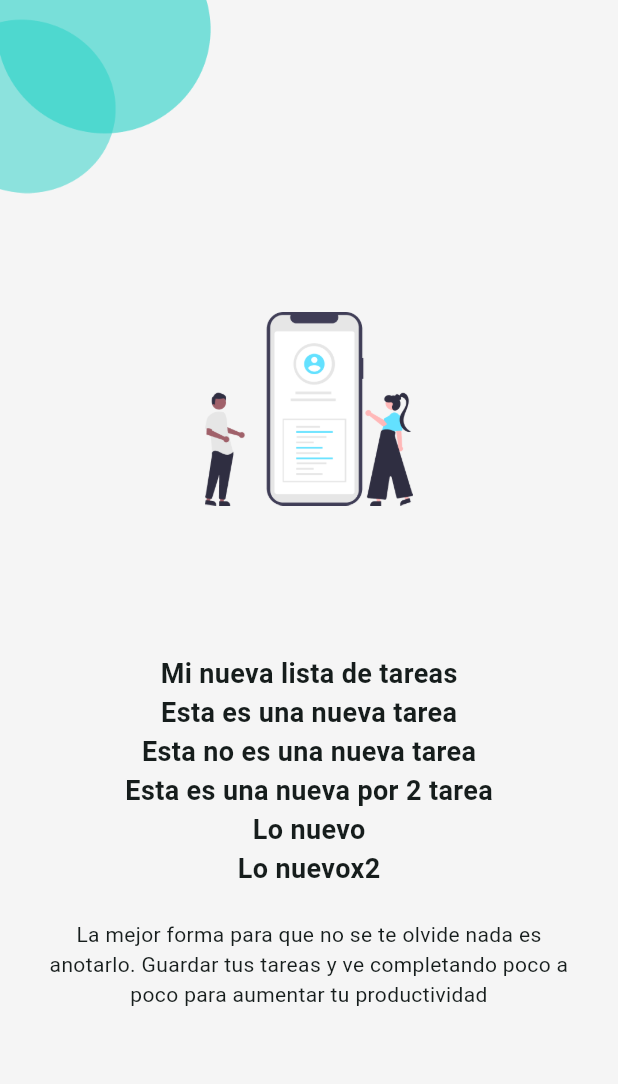
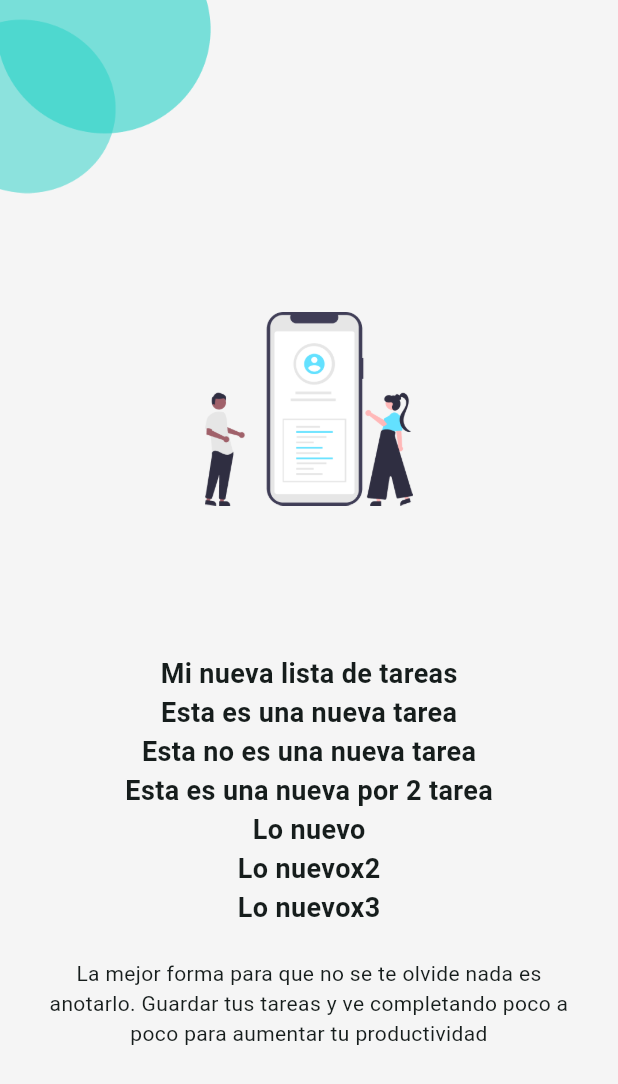
Before and after one commit to LuisFXZ/Lista_De_Tareas, a Flutter app: the screen it shows after launch, on a phone screen of 412 x 824 dp. Shown: the top 1084 px of the screen. Run offline on Flutter 3.47's test engine with Material 2 defaults, Android fonts, the phone set to English and light mode, and no system bars.

Commit message:
h1/Lo nuevo 3 commit

```diff
--- a/lib/app/view/splash/splash_page.dart
+++ b/lib/app/view/splash/splash_page.dart
@@ -27,6 +27,7 @@ class SplashPage extends StatelessWidget {
           const H1('Esta es una nueva por 2 tarea'),
           const H1('Lo nuevo'),
           const H1('Lo nuevox2'),
+          const H1('Lo nuevox3'),
           const SizedBox(height: 21),
           GestureDetector(
             onTap: () {
```
